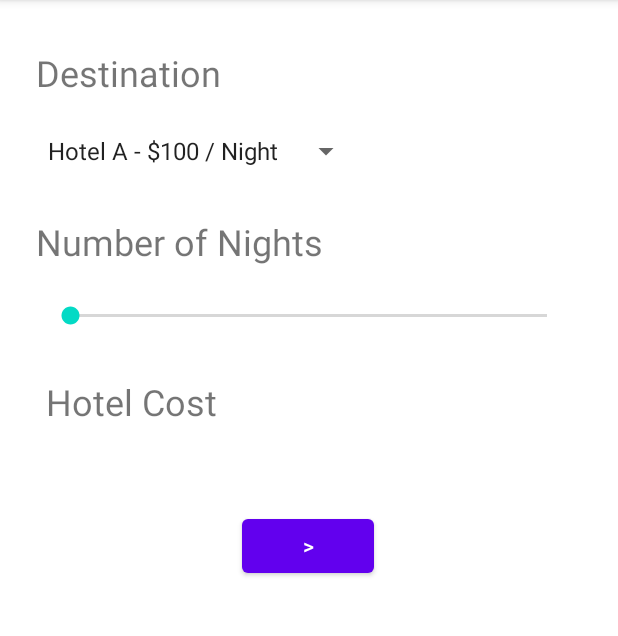
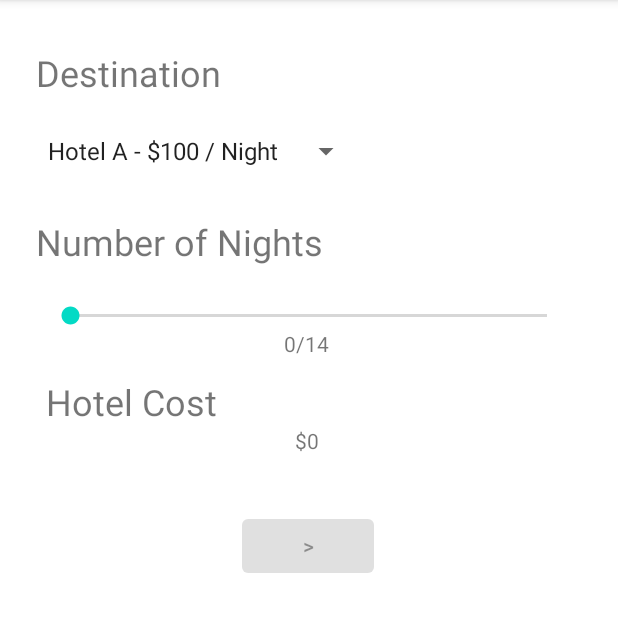
Before and after one commit to gHooyerSET/MobileDevA1_Group5, an Android app: the PurchaseHotelRoomActivity screen opened directly, with no data from a screen before it, on a phone screen of 412 x 824 dp, the part 84-720 px from its top. Run offline under Robolectric (Android 15) with nearby library versions, the phone set to English and light mode, and no system bars.

Commit message:
Implemented hotel selection page w/ dynamic display

```diff
--- a/app/src/main/java/com/example/tripplanner_a1_prog3150/PurchaseHotelRoomActivity.java
+++ b/app/src/main/java/com/example/tripplanner_a1_prog3150/PurchaseHotelRoomActivity.java
@@ -1,14 +1,102 @@
+/*
+ * FILE          : PurchaseHotelRoomActivity.java
+ * PROJECT       : PROG3150 - Assignment #1 - Trip Planner
+ * FIRST VERSION : 2022-01-27
+ * PROGRAMMER    : Patrick Cho
+ * DESCRIPTION   : The code behind for the hotel selection page.
+ */
 package com.example.tripplanner_a1_prog3150;
 
 import androidx.appcompat.app.AppCompatActivity;
 
 import android.os.Bundle;
+import android.view.View;
+import android.widget.AdapterView;
+import android.widget.Button;
+import android.widget.Spinner;
+import android.widget.SeekBar;
+import android.widget.TextView;
+import android.widget.Toast;
 
 public class PurchaseHotelRoomActivity extends AppCompatActivity {
+    //Create our variables
+    private Spinner hotelSpinner;
+    private SeekBar hotelNightBar;
+    private Button nextScreenButton;
+    private TextView nightNumberTextView;
+    private TextView costNumberTextView;
+    private int nightCount;
+    private int nightCost;
+    private int totalCost;
+    private String[] hotelCosts;
+    private int spinnerPosition;
 
     @Override
     protected void onCreate(Bundle savedInstanceState) {
         super.onCreate(savedInstanceState);
         setContentView(R.layout.activity_purchase_hotel_room);
+        //Initialize our variables
+        hotelSpinner = findViewById(R.id.hotelSpinner);
+        hotelNightBar = findViewById(R.id.seekBar);
+        nextScreenButton = findViewById(R.id.nextScreenButton3);
+        nextScreenButton.setEnabled(false); //Initialize as false
+        nightNumberTextView = findViewById(R.id.nightNumberTextView);
+        costNumberTextView = findViewById(R.id.costNumberTextView);
+        nightNumberTextView.setText(hotelNightBar.getProgress() + "/" + hotelNightBar.getMax());
+        //This array contains the associated values to the hotel selection spinner
+        hotelCosts = getResources().getStringArray(R.array.hotelArrayValues);
+
+        //Set up listeners
+
+        //Listener for Hotel Selector
+        //https://stackoverflow.com/questions/1947933/how-to-get-spinner-value
+        hotelSpinner.setOnItemSelectedListener(new AdapterView.OnItemSelectedListener() {
+            @Override
+            public void onItemSelected(AdapterView<?> adapterView, View view, int i, long l) {
+                spinnerPosition = hotelSpinner.getSelectedItemPosition();
+                nightCost = Integer.valueOf(hotelCosts[spinnerPosition]);
+                totalCost = nightCount * nightCost;
+                costNumberTextView.setText("$" + totalCost);
+            }
+
+            @Override
+            public void onNothingSelected(AdapterView<?> adapterView) {
+                //You must select a hotel to proceed
+                nextScreenButton.setEnabled(false);
+            }
+        });
+
+        //Listener for Seek Bar - will update night count below and also update price at bottom of page
+        //https://www.tutlane.com/tutorial/android/android-seekbar-with-examples
+        hotelNightBar.setOnSeekBarChangeListener(new SeekBar.OnSeekBarChangeListener() {
+            @Override
+            public void onProgressChanged(SeekBar seekBar, int progress, boolean fromUser) {
+                nightCount = progress;
+                if(progress == 0)
+                {
+                    nextScreenButton.setEnabled(false);
+                    Toast.makeText(getApplicationContext(),"You must select more than 0 nights.", Toast.LENGTH_LONG).show();
+                }
+                else
+                {
+                    nextScreenButton.setEnabled(true);
+                }
+            }
+            @Override
+            public void onStartTrackingTouch(SeekBar seekBar) {
+
+            }
+            @Override
+            public void onStopTrackingTouch(SeekBar seekBar) {
+                nightNumberTextView.setText(nightCount + "/" + seekBar.getMax());
+                //Here, we are going to calculate the total cost, then change the text of the cost
+                totalCost = nightCount * nightCost;
+                costNumberTextView.setText("$" + totalCost);
+            }
+        });
+
+
+
+
     }
 }
--- a/app/src/main/java/com/example/tripplanner_a1_prog3150/PurchaseTicketActivity.java
+++ b/app/src/main/java/com/example/tripplanner_a1_prog3150/PurchaseTicketActivity.java
@@ -9,19 +9,25 @@ package com.example.tripplanner_a1_prog3150;
 
 import androidx.appcompat.app.AppCompatActivity;
 
+import android.content.Intent;
 import android.os.Bundle;
 import android.widget.TextView;
+import android.widget.Button;
 
 public class PurchaseTicketActivity extends AppCompatActivity {
 
     private Trip trip;
     private TextView destinationSelectionTextView;
     private TextView originSelectionTextView;
+    private Button nextScreenButton;
 
     @Override
     protected void onCreate(Bundle savedInstanceState) {
         super.onCreate(savedInstanceState);
         setContentView(R.layout.activity_purchase_ticket);
+
+        //Initialize button
+        nextScreenButton = findViewById(R.id.nextScreenButton2);
 
         trip = (Trip)getIntent().getSerializableExtra("trip");
         destinationSelectionTextView = findViewById(R.id.destinationSelectionTextView);
@@ -29,5 +35,26 @@ public class PurchaseTicketActivity extends AppCompatActivity {
 
         destinationSelectionTextView.setText(trip.getDestination());
         originSelectionTextView.setText(trip.getOrigin());
+
+        //Button Listener
+        nextScreenButton.setOnClickListener(view -> {
+            /*
+             *   TITLE : Start new activity on button click
+             *   AUTHOR : Denis Kolodin & 'Emmanuel'
+             *   DATE : 2022-02-07
+             *   VERSION : N/A
+             *   AVAILABILITY : https://stackoverflow.com/questions/4186021/how-to-start-new-activity-on-button-click
+             */
+            Intent nextScreenIntent = new Intent(PurchaseTicketActivity.this,PurchaseHotelRoomActivity.class);
+            /*
+             *   TITLE : Sending objects between activities
+             *   AUTHOR : 'Sridhar'
+             *   DATE : 2017-10-18
+             *   VERSION : N/A
+             *   AVAILABILITY : https://stackoverflow.com/questions/2139134/how-to-send-an-object-from-one-android-activity-to-another-using-intents
+             */
+            nextScreenIntent.putExtra("trip",trip);
+            PurchaseTicketActivity.this.startActivity(nextScreenIntent);
+        });
     }
 }
--- a/app/src/main/res/layout/activity_purchase_hotel_room.xml
+++ b/app/src/main/res/layout/activity_purchase_hotel_room.xml
@@ -25,6 +25,15 @@
         android:textSize="24sp"
         app:layout_constraintStart_toStartOf="@+id/seekBar"
         app:layout_constraintTop_toBottomOf="@+id/seekBar" />
+
+    <TextView
+        android:id="@+id/costNumberTextView"
+        android:layout_width="wrap_content"
+        android:layout_height="wrap_content"
+        app:layout_constraintEnd_toEndOf="parent"
+        app:layout_constraintHorizontal_bias="0.496"
+        app:layout_constraintStart_toStartOf="parent"
+        app:layout_constraintTop_toBottomOf="@+id/hotelCostTextTextView" />
 
     <TextView
         android:id="@+id/numNightsTextView"
@@ -80,10 +89,20 @@
         android:layout_width="350dp"
         android:layout_height="wrap_content"
         android:layout_marginTop="24dp"
+        android:max="14"
         app:layout_constraintEnd_toEndOf="parent"
         app:layout_constraintHorizontal_bias="0.496"
         app:layout_constraintStart_toStartOf="parent"
         app:layout_constraintTop_toBottomOf="@+id/nightsTextView" />
+
+    <TextView
+        android:id="@+id/nightNumberTextView"
+        android:layout_width="wrap_content"
+        android:layout_height="wrap_content"
+        app:layout_constraintEnd_toEndOf="parent"
+        app:layout_constraintHorizontal_bias="0.496"
+        app:layout_constraintStart_toStartOf="parent"
+        app:layout_constraintTop_toBottomOf="@+id/seekBar" />
 
     <Button
         android:id="@+id/nextScreenButton3"
--- a/app/src/main/res/values/strings.xml
+++ b/app/src/main/res/values/strings.xml
@@ -32,4 +32,9 @@
         <item>Hotel B - $250 / Night</item>
         <item>Hotel C - $500 / Night</item>
     </string-array>
+    <string-array name="hotelArrayValues">
+        <item>100</item>
+        <item>250</item>
+        <item>500</item>
+    </string-array>
 </resources>
```
